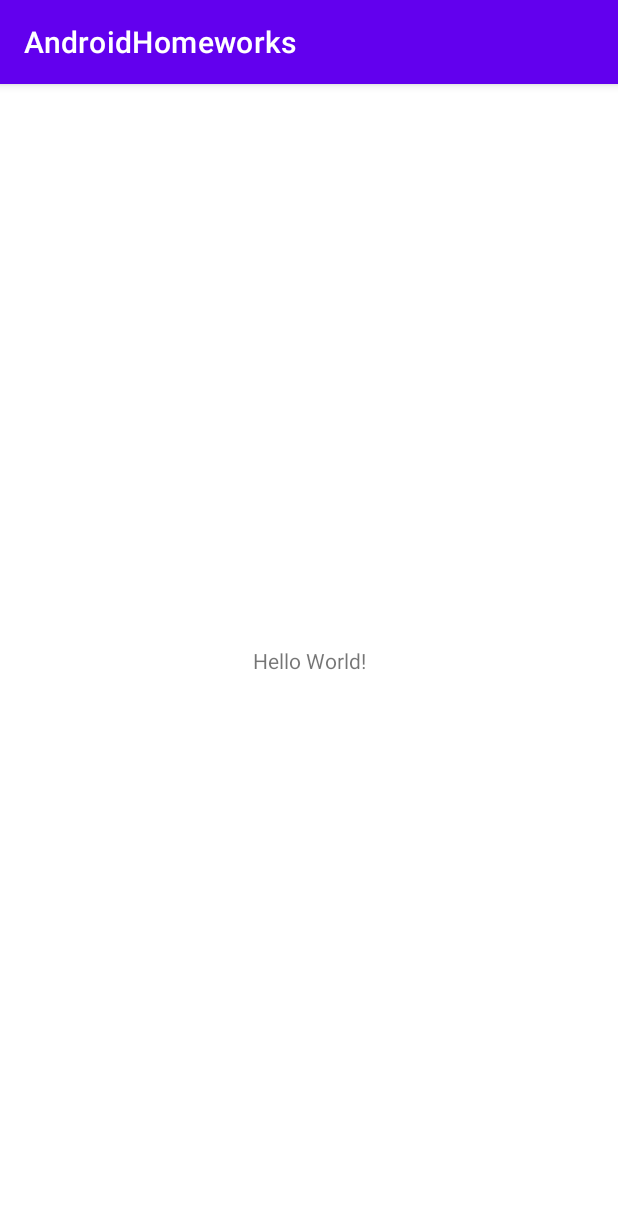
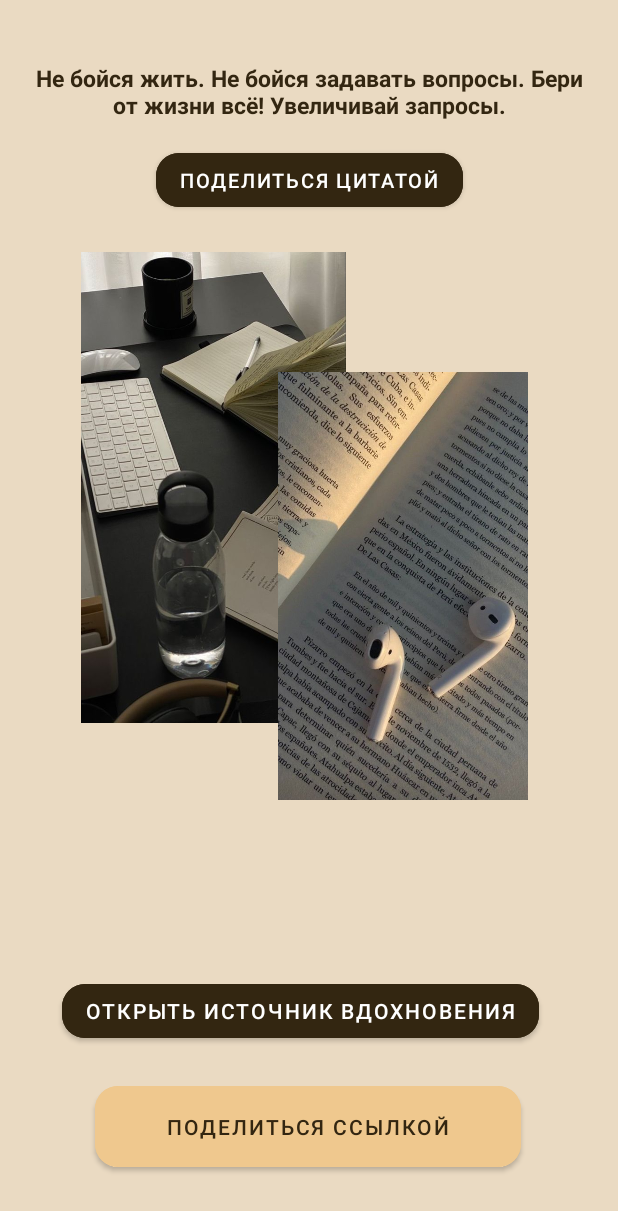
Before and after one commit to Iluyza/AndroidHomeworks, an Android app: the screen it shows after launch (MainActivity), on a phone screen of 412 x 824 dp. Shown: the top 1211 px of the screen. Run offline under Robolectric (Android 15) with nearby library versions, the phone set to English and light mode, and no system bars; 8 statements that could not run were skipped.

Commit message:
added second homework

```diff
--- a/app/build.gradle
+++ b/app/build.gradle
@@ -29,6 +29,9 @@
     kotlinOptions {
         jvmTarget = '1.8'
     }
+    buildFeatures {
+        viewBinding true
+    }
 }
 
 dependencies {
--- a/app/src/main/res/layout/activity_main.xml
+++ b/app/src/main/res/layout/activity_main.xml
@@ -4,15 +4,87 @@
     xmlns:tools="http://schemas.android.com/tools"
     android:layout_width="match_parent"
     android:layout_height="match_parent"
+    android:background="@color/persik"
     tools:context=".MainActivity">
 
     <TextView
+        android:id="@+id/tv_motivation_text"
+        android:layout_width="match_parent"
+        android:layout_height="wrap_content"
+        android:layout_marginLeft="20dp"
+        android:layout_marginRight="20dp"
+        android:gravity="center"
+        android:text="@string/tv_motivation"
+        android:textColor="@color/brown"
+        android:textSize="15sp"
+        android:textStyle="bold"
+        app:layout_constraintBottom_toTopOf="@+id/iv_pict_first"
+        app:layout_constraintEnd_toEndOf="parent"
+        app:layout_constraintHorizontal_bias="0.0"
+        app:layout_constraintStart_toStartOf="parent"
+        app:layout_constraintTop_toTopOf="parent"
+        app:layout_constraintVertical_bias="0.323" />
+
+    <ImageView
+        android:id="@+id/iv_pict_first"
+        android:layout_width="202dp"
+        android:layout_height="314dp"
+        android:layout_marginTop="168dp"
+        app:layout_constraintEnd_toEndOf="parent"
+        app:layout_constraintHorizontal_bias="0.196"
+        app:layout_constraintStart_toStartOf="parent"
+        app:layout_constraintTop_toTopOf="parent"
+        app:srcCompat="@drawable/motivation" />
+
+    <ImageView
+        android:id="@+id/iv_pict_second"
+        android:layout_width="181dp"
+        android:layout_height="285dp"
+        android:layout_marginTop="80dp"
+        app:layout_constraintEnd_toEndOf="parent"
+        app:layout_constraintHorizontal_bias="0.773"
+        app:layout_constraintStart_toStartOf="parent"
+        app:layout_constraintTop_toTopOf="@+id/iv_pict_first"
+        app:srcCompat="@drawable/motivation3" />
+
+    <Button
+        android:id="@+id/btn_find_internet"
+        android:layout_width="284dp"
+        android:layout_height="66dp"
+        android:layout_marginBottom="40dp"
+        android:backgroundTint="@color/yellow"
+        android:text="@string/btn_open_in_internet"
+        android:textColor="@color/brown"
+        app:cornerRadius="15dp"
+        app:layout_constraintBottom_toBottomOf="parent"
+        app:layout_constraintEnd_toEndOf="parent"
+        app:layout_constraintHorizontal_bias="0.496"
+        app:layout_constraintStart_toStartOf="parent" />
+
+    <Button
+        android:id="@+id/btn_share_pictures"
         android:layout_width="wrap_content"
         android:layout_height="wrap_content"
-        android:text="Hello World!"
-        app:layout_constraintBottom_toBottomOf="parent"
+        android:layout_marginBottom="20dp"
+        android:backgroundTint="@color/brown"
+        android:text="@string/btn_instruction"
+        app:cornerRadius="15dp"
+        app:layout_constraintBottom_toTopOf="@+id/btn_find_internet"
         app:layout_constraintEnd_toEndOf="parent"
-        app:layout_constraintStart_toStartOf="parent"
-        app:layout_constraintTop_toTopOf="parent" />
+        app:layout_constraintHorizontal_bias="0.44"
+        app:layout_constraintStart_toStartOf="parent" />
+
+    <Button
+        android:id="@+id/btn_share_quote"
+        android:layout_width="wrap_content"
+        android:layout_height="wrap_content"
+        android:layout_marginBottom="24dp"
+        android:backgroundTint="@color/brown"
+        android:text="@string/btn_share_text"
+        android:textSize="13sp"
+        app:cornerRadius="15dp"
+        app:layout_constraintBottom_toTopOf="@+id/iv_pict_first"
+        app:layout_constraintEnd_toEndOf="parent"
+        app:layout_constraintStart_toStartOf="parent" />
 
 </androidx.constraintlayout.widget.ConstraintLayout>
--- a/app/src/main/res/values-night/themes.xml
+++ b/app/src/main/res/values-night/themes.xml
@@ -1,6 +1,6 @@
 <resources xmlns:tools="http://schemas.android.com/tools">
     <!-- Base application theme. -->
-    <style name="Theme.AndroidHomeworks" parent="Theme.MaterialComponents.DayNight.DarkActionBar">
+    <style name="Theme.AndroidHomeworks" parent="Theme.MaterialComponents.DayNight.NoActionBar">
         <!-- Primary brand color. -->
         <item name="colorPrimary">@color/purple_200</item>
         <item name="colorPrimaryVariant">@color/purple_700</item>
--- a/app/src/main/res/values/colors.xml
+++ b/app/src/main/res/values/colors.xml
@@ -1,10 +1,13 @@
 <?xml version="1.0" encoding="utf-8"?>
 <resources>
-    <color name="purple_200">#FFBB86FC</color>
-    <color name="purple_500">#FF6200EE</color>
-    <color name="purple_700">#FF3700B3</color>
+    <color name="purple_200">#D5C8A2</color>
+    <color name="purple_500">#B8B098</color>
+    <color name="purple_700">#E6DAB4</color>
     <color name="teal_200">#FF03DAC5</color>
     <color name="teal_700">#FF018786</color>
     <color name="black">#FF000000</color>
     <color name="white">#FFFFFFFF</color>
+    <color name="persik">#EADAC2</color>
+    <color name="yellow">#EFC88E</color>
+    <color name="brown">#332611</color>
 </resources>
--- a/app/src/main/res/values/strings.xml
+++ b/app/src/main/res/values/strings.xml
@@ -1,3 +1,7 @@
 <resources>
-    <string name="app_name">AndroidHomeworks</string>
+    <string name="app_name">AHW02</string>
+    <string name="tv_motivation">Не бойся жить. Не бойся задавать вопросы. Бери от жизни всё! Увеличивай запросы.</string>
+    <string name="btn_open_in_internet">поделиться ссылкой</string>
+    <string name="btn_instruction">открыть источник вдохновения</string>
+    <string name="btn_share_text">поделиться цитатой</string>
 </resources>
--- a/app/src/main/res/values/themes.xml
+++ b/app/src/main/res/values/themes.xml
@@ -1,6 +1,6 @@
 <resources xmlns:tools="http://schemas.android.com/tools">
     <!-- Base application theme. -->
-    <style name="Theme.AndroidHomeworks" parent="Theme.MaterialComponents.DayNight.DarkActionBar">
+    <style name="Theme.AndroidHomeworks" parent="Theme.MaterialComponents.DayNight.NoActionBar">
         <!-- Primary brand color. -->
         <item name="colorPrimary">@color/purple_500</item>
         <item name="colorPrimaryVariant">@color/purple_700</item>
```
Also changed, not shown: app/src/main/java/ru/itis/persikill/androidhomeworks/MainActivity.kt (+56 -0 lines), app/src/main/res/drawable/motivation.png (added), app/src/main/res/drawable/motivation2.png (added), app/src/main/res/drawable/motivation3.png (added).
